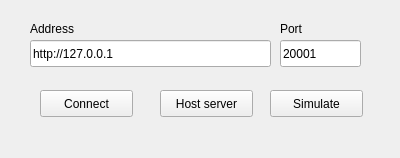
This is src/gui/widgets/btcaddpoolserver.ui in Open-Transactions/Moneychanger as Qt 5 draws it before an edit. The edited form follows.
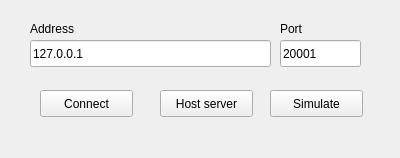
This is the edited form.

The edit to the form file:
```diff
--- a/src/gui/widgets/btcaddpoolserver.ui
+++ b/src/gui/widgets/btcaddpoolserver.ui
@@ -23,7 +23,7 @@
     </rect>
    </property>
    <property name="text">
-    <string>http://127.0.0.1</string>
+    <string>127.0.0.1</string>
    </property>
   </widget>
   <widget class="QLineEdit" name="editPort">
```
